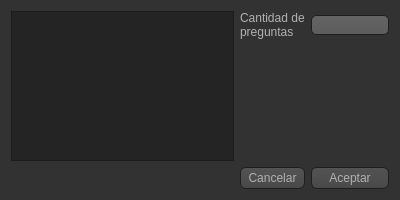
WalterCM/QuizMan, file resources/ui/RegistryDialog.ui: the form before one commit.
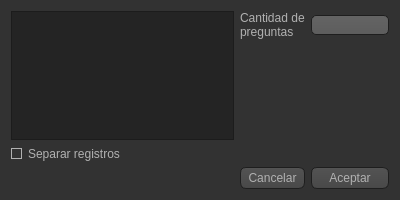
The form after the commit. Icons and pictures are not drawn.

Diff of the .ui file:
```diff
--- a/resources/ui/RegistryDialog.ui
+++ b/resources/ui/RegistryDialog.ui
@@ -518,6 +518,13 @@
    <item row="0" column="2">
     <widget class="QLineEdit" name="amountText"/>
    </item>
+   <item row="2" column="0">
+    <widget class="QCheckBox" name="separateCheckBox">
+     <property name="text">
+      <string>Separar registros</string>
+     </property>
+    </widget>
+   </item>
   </layout>
  </widget>
  <resources/>
```
Left out of the diff: 14 changed lines with no effect on the pictures.
